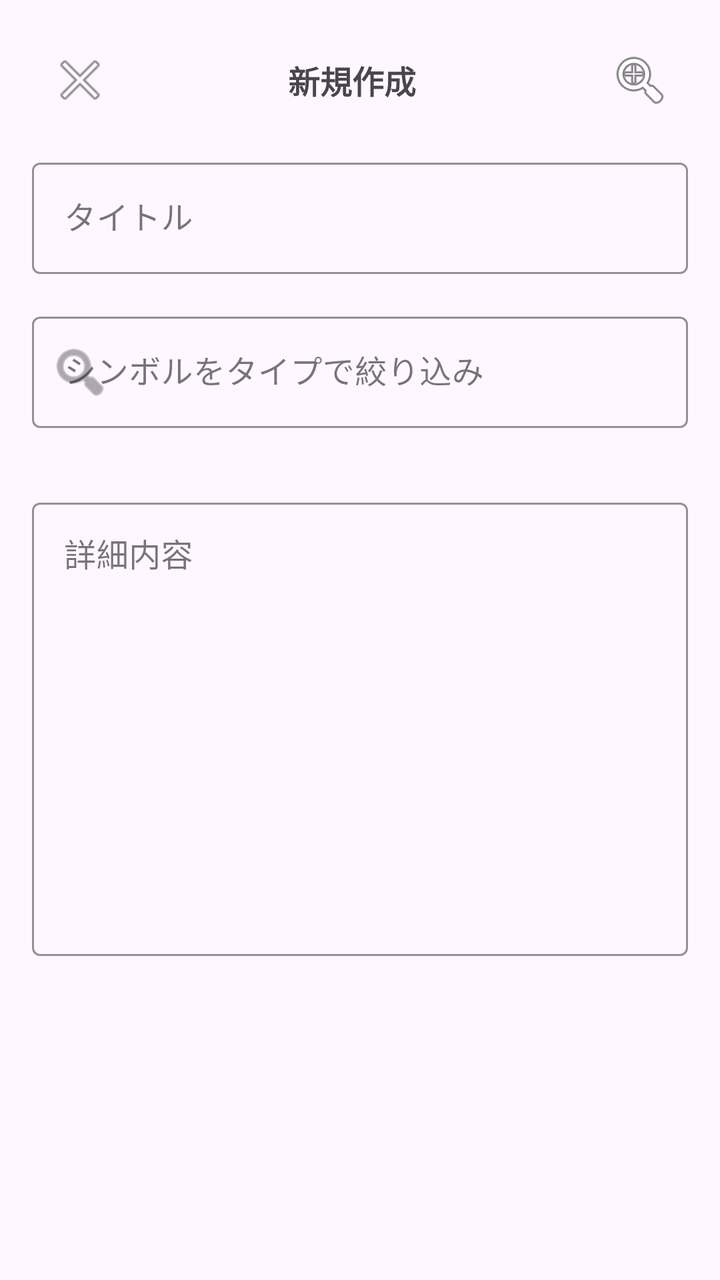
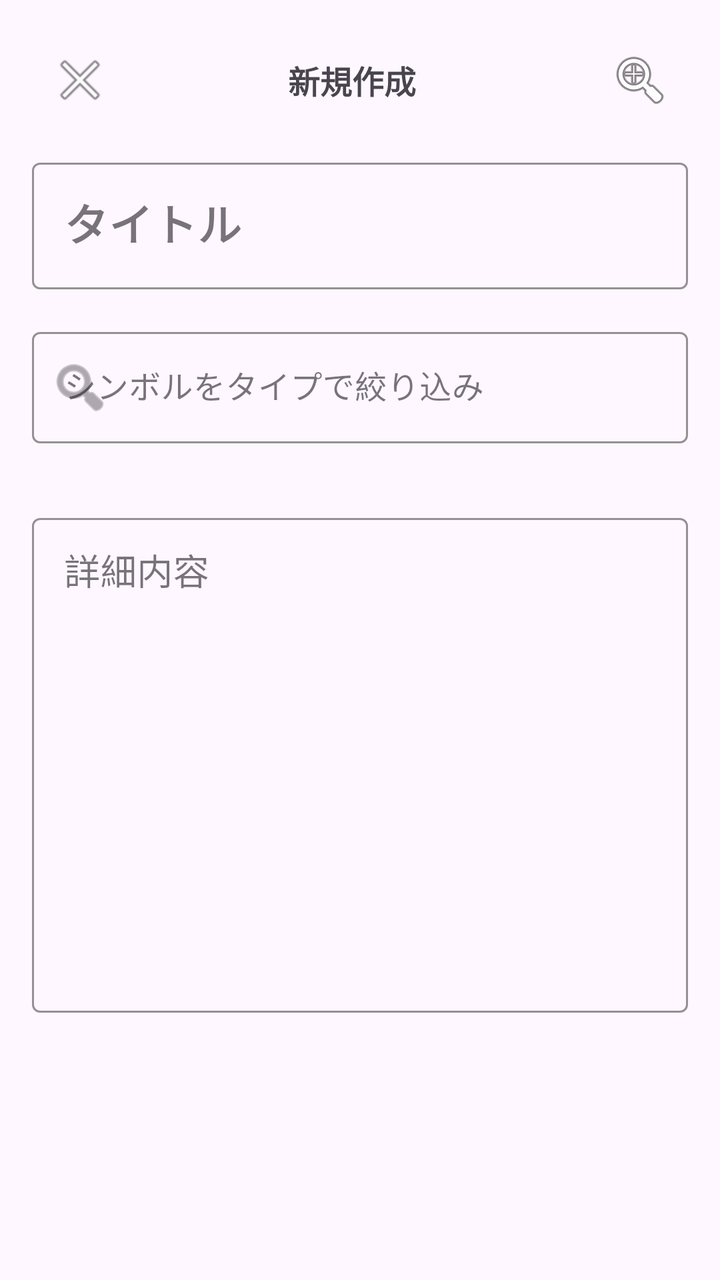

Before-and-after screenshots of an Android layout around one commit, followed by the original layout XML and the change that was made.
<!-- AndroidManifest.xml: application theme Theme.MemoApp -->
<!-- res/layout/dialog_add_edit_note.xml -->
<?xml version="1.0" encoding="utf-8"?>
<LinearLayout xmlns:android="http://schemas.android.com/apk/res/android"
    xmlns:app="http://schemas.android.com/apk/res-auto"
    android:layout_width="match_parent"
    android:layout_height="match_parent"
    android:orientation="vertical"
    android:padding="16dp">

    
    <LinearLayout
        android:layout_width="match_parent"
        android:layout_height="wrap_content"
        android:orientation="horizontal"
        android:gravity="center_vertical"
        android:layout_marginBottom="12dp">

        <ImageButton
            android:id="@+id/btn_close"
            android:layout_width="48dp"
            android:layout_height="48dp"
            android:src="@android:drawable/ic_menu_close_clear_cancel"
            android:background="?attr/selectableItemBackgroundBorderless"
            android:contentDescription="閉じる" />

        <TextView
            android:id="@+id/text_status"
            android:layout_width="0dp"
            android:layout_height="wrap_content"
            android:layout_weight="1"
            android:text="新規作成"
            android:textSize="16sp"
            android:textStyle="bold"
            android:gravity="center"
            android:layout_marginEnd="8dp"/>

        <ImageButton
            android:id="@+id/btn_expand_full"
            android:layout_width="48dp"
            android:layout_height="48dp"
            android:src="@android:drawable/ic_menu_zoom"
            android:background="?attr/selectableItemBackgroundBorderless"
            android:contentDescription="全画面表示" />
    </LinearLayout>

    <ScrollView
        android:layout_width="match_parent"
        android:layout_height="match_parent"
        android:fillViewport="true">

        <LinearLayout
            android:layout_width="match_parent"
            android:layout_height="wrap_content"
            android:orientation="vertical">

            <com.google.android.material.textfield.TextInputLayout
                style="@style/Widget.MaterialComponents.TextInputLayout.OutlinedBox"
                android:layout_width="match_parent"
                android:layout_height="wrap_content"
                android:hint="タイトル"
                app:boxStrokeColor="@color/black"
                app:endIconMode="clear_text">

                <com.google.android.material.textfield.TextInputEditText
                    android:id="@+id/edit_note_title"
                    android:layout_width="match_parent"
                    android:layout_height="wrap_content"
                    android:inputType="text" />
            </com.google.android.material.textfield.TextInputLayout>

            <com.google.android.material.textfield.TextInputLayout
                style="@style/Widget.MaterialComponents.TextInputLayout.OutlinedBox"
                android:layout_width="match_parent"
                android:layout_height="wrap_content"
                android:layout_marginTop="16dp"
                android:hint="シンボルをタイプで絞り込み"
                app:boxStrokeColor="@color/black"
                app:startIconDrawable="@android:drawable/ic_menu_search">

                <com.google.android.material.textfield.TextInputEditText
                    android:id="@+id/edit_symbol_search"
                    android:layout_width="match_parent"
                    android:layout_height="wrap_content"
                    android:inputType="text" />
            </com.google.android.material.textfield.TextInputLayout>

            <HorizontalScrollView
                android:layout_width="match_parent"
                android:layout_height="wrap_content"
                android:layout_marginTop="8dp"
                android:scrollbars="none">

                <com.google.android.material.chip.ChipGroup
                    android:id="@+id/chip_group_types"
                    android:layout_width="wrap_content"
                    android:layout_height="wrap_content"
                    app:singleLine="true"
                    app:singleSelection="true" />
            </HorizontalScrollView>

            <HorizontalScrollView
                android:layout_width="match_parent"
                android:layout_height="wrap_content"
                android:layout_marginTop="8dp">

                <com.google.android.material.chip.ChipGroup
                    android:id="@+id/chip_group_symbols"
                    android:layout_width="wrap_content"
                    android:layout_height="wrap_content"
                    app:singleLine="true" />
            </HorizontalScrollView>

            <com.google.android.material.textfield.TextInputLayout
                style="@style/Widget.MaterialComponents.TextInputLayout.OutlinedBox"
                android:layout_width="match_parent"
                android:layout_height="wrap_content"
                android:layout_marginTop="16dp"
                android:hint="詳細内容"
                app:boxStrokeColor="@color/black">

                <com.google.android.material.textfield.TextInputEditText
                    android:id="@+id/edit_note_content"
                    android:layout_width="match_parent"
                    android:layout_height="wrap_content"
                    android:minLines="10"
                    android:gravity="top"
                    android:inputType="textMultiLine" />
            </com.google.android.material.textfield.TextInputLayout>
        </LinearLayout>
    </ScrollView>
</LinearLayout>
<!-- resources referenced by this layout -->
<resources>
  <color name="black">#FF000000</color>
  <style name="Theme.MemoApp" parent="Base.Theme.MemoApp" />
  <style name="Base.Theme.MemoApp" parent="Theme.Material3.DayNight.NoActionBar">
          
          
      </style>
</resources>

<!-- the commit's change to res/layout/dialog_add_edit_note.xml (unified diff, before → after) -->
@@ -64,6 +64,8 @@
                     android:id="@+id/edit_note_title"
                     android:layout_width="match_parent"
                     android:layout_height="wrap_content"
+                    android:textSize="22sp"
+                    android:textStyle="bold"
                     android:inputType="text" />
             </com.google.android.material.textfield.TextInputLayout>
 
@@ -123,6 +125,7 @@
                     android:layout_height="wrap_content"
                     android:minLines="10"
                     android:gravity="top"
+                    android:textSize="18sp"
                     android:inputType="textMultiLine" />
             </com.google.android.material.textfield.TextInputLayout>
         </LinearLayout>
